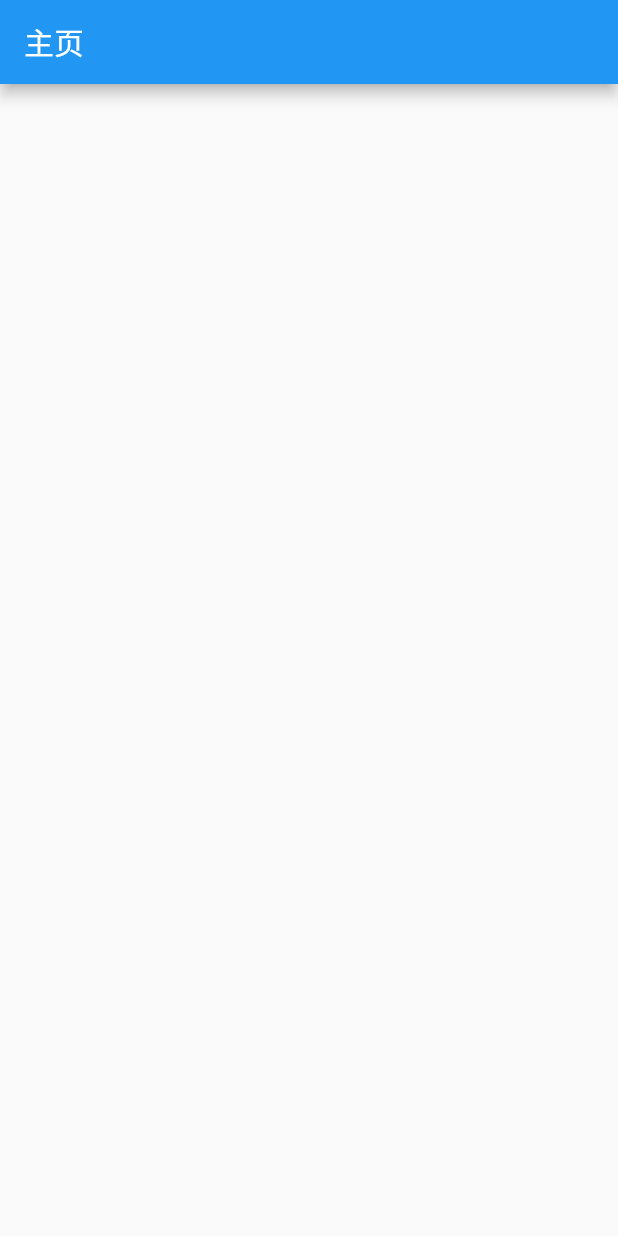
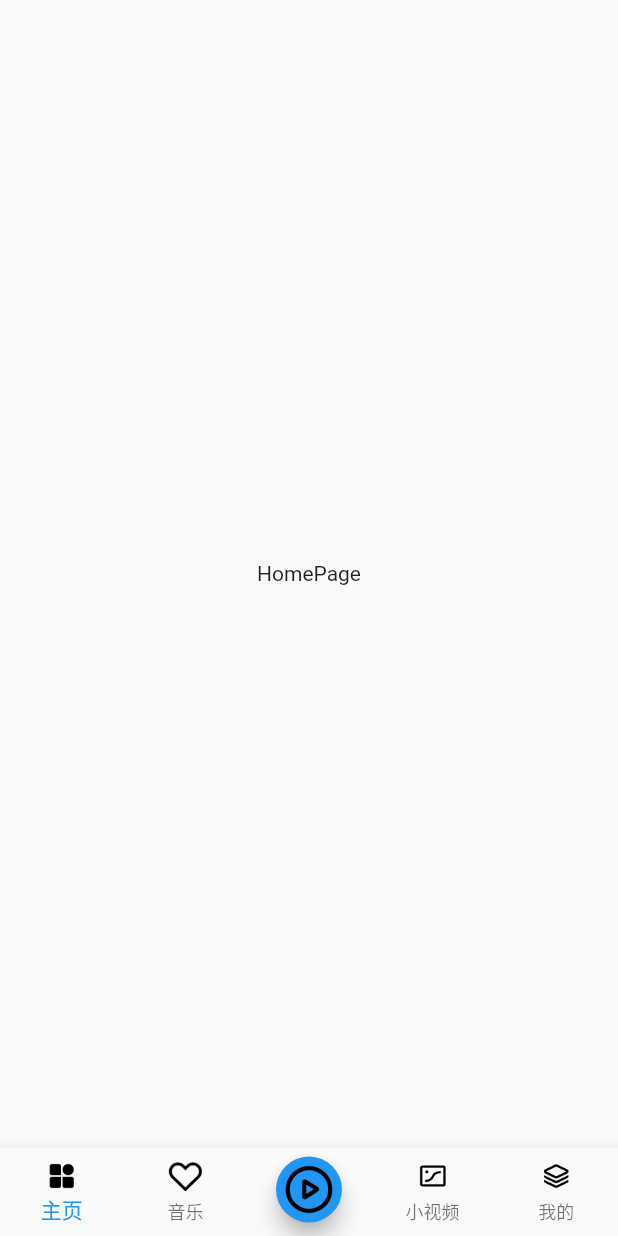
Before and after one commit to tmac24/toptik, a Flutter app: the screen it shows after launch, on a phone screen of 412 x 824 dp. Run offline on Flutter 3.47's test engine with Material 2 defaults, Android fonts, the phone set to English and light mode, and no system bars.

Commit message:
底部导航栏切换

```diff
--- a/toptik/lib/main.dart
+++ b/toptik/lib/main.dart
@@ -10,7 +10,7 @@ class MyApp extends StatelessWidget {
   @override
   Widget build(BuildContext context) {
     return MaterialApp(
-      title: '读琴',
+      title: '月下无神',
       debugShowCheckedModeBanner: false,
       home: TransitPage(),
     );
--- a/toptik/lib/root_page.dart
+++ b/toptik/lib/root_page.dart
@@ -1,4 +1,8 @@
 import 'package:flutter/material.dart';
+import 'package:toptik/view/root_Page/home_page.dart';
+import 'package:toptik/view/root_Page/music_page.dart';
+import 'package:toptik/view/root_Page/profile_page.dart';
+import 'package:toptik/view/root_Page/tiny_video.dart';
 
 class RootPage extends StatefulWidget {
   const RootPage({Key key}) : super(key: key);
@@ -7,13 +11,98 @@ class RootPage extends StatefulWidget {
   _RootPageState createState() => _RootPageState();
 }
 
+const Map<String, String> _bottomNames = {
+  'all': '主页',
+  'favorites': '音乐',
+  'play': '',
+  'pic': '小视频',
+  'integral': '我的'
+};
+
 class _RootPageState extends State<RootPage> {
+  //当前选中索引
+  int _currentIndex = 0;
+
+  //页面集合
+  final List<Widget> _pages = [
+    HomePage(),
+    MusicPage(),
+    Container(),
+    TinyvideoPage(),
+    ProfilePage()
+  ];
+  //底部item数组
+  final List<BottomNavigationBarItem> _bottomNavBarList = [];
+
+  @override
+  void initState() {
+    // TODO: implement initState
+    super.initState();
+
+    _bottomNames.forEach((key, value) {
+      _bottomNavBarList.add(_bottomNavigationBarItem(key, value));
+    });
+  }
+
+//底部切换
+  void _onTabClick(int value) {
+    if (value == 2) {
+      return _onCreateMedia();
+    }
+    setState(() {
+      _currentIndex = value;
+    });
+  }
+
   @override
   Widget build(BuildContext context) {
     return Scaffold(
-      appBar: AppBar(
-        title: Text("主页"),
+      body: _pages[_currentIndex],
+      bottomNavigationBar: BottomNavigationBar(
+        items: _bottomNavBarList,
+        currentIndex: _currentIndex,
+        onTap: _onTabClick,
+        type: BottomNavigationBarType.fixed,
+      ),
+      floatingActionButton: _creatMediaButton(),
+      floatingActionButtonLocation: FloatingActionButtonLocation.centerDocked,
+    );
+  }
+
+//发布按钮
+  Widget _creatMediaButton() {
+    return Container(
+      width: 44,
+      height: 44,
+      margin: EdgeInsets.only(top: 56),
+      child: FloatingActionButton(
+        child: Image.asset(
+          'assets/images/icons/play.png',
+        ),
+        onPressed: _onCreateMedia,
       ),
     );
   }
+
+  //每一项baritem
+  BottomNavigationBarItem _bottomNavigationBarItem(String key, String value) {
+    return BottomNavigationBarItem(
+      icon: Image.asset(
+        'assets/images/icons/$key.png',
+        width: 24,
+        height: 24,
+      ),
+      activeIcon: Image.asset(
+        'assets/images/icons/$key-fill.png',
+        width: 24,
+        height: 24,
+      ),
+      label: value,
+      tooltip: '',
+    );
+  }
+
+  void _onCreateMedia() {
+    print('_onCreateMedia');
+  }
 }
--- /dev/null
+++ b/toptik/lib/view/root_Page/home_page.dart
@@ -0,0 +1,15 @@
+import 'package:flutter/material.dart';
+
+class HomePage extends StatefulWidget {
+  const HomePage({Key key}) : super(key: key);
+
+  @override
+  _MusicPageState createState() => _MusicPageState();
+}
+
+class _MusicPageState extends State<HomePage> {
+  @override
+  Widget build(BuildContext context) {
+    return Center(child: Text('HomePage'));
+  }
+}
```
Also changed, not shown: toptik/lib/view/root_Page/music_page.dart (added, +15 -0 lines), toptik/lib/view/root_Page/profile_page.dart (added, +15 -0 lines), toptik/lib/view/root_Page/tiny_video.dart (added, +15 -0 lines), toptik/assets/images/icons/all-fill.png (added), toptik/assets/images/icons/all.png (added), toptik/assets/images/icons/favorites-fill.png (added), toptik/assets/images/icons/favorites.png (added), toptik/assets/images/icons/integral-fill.png (added), toptik/assets/images/icons/integral.png (added), toptik/assets/images/icons/pic-fill.png (added), toptik/assets/images/icons/pic.png (added), toptik/assets/images/icons/play-fill.png (added), toptik/assets/images/icons/play.png (added).
